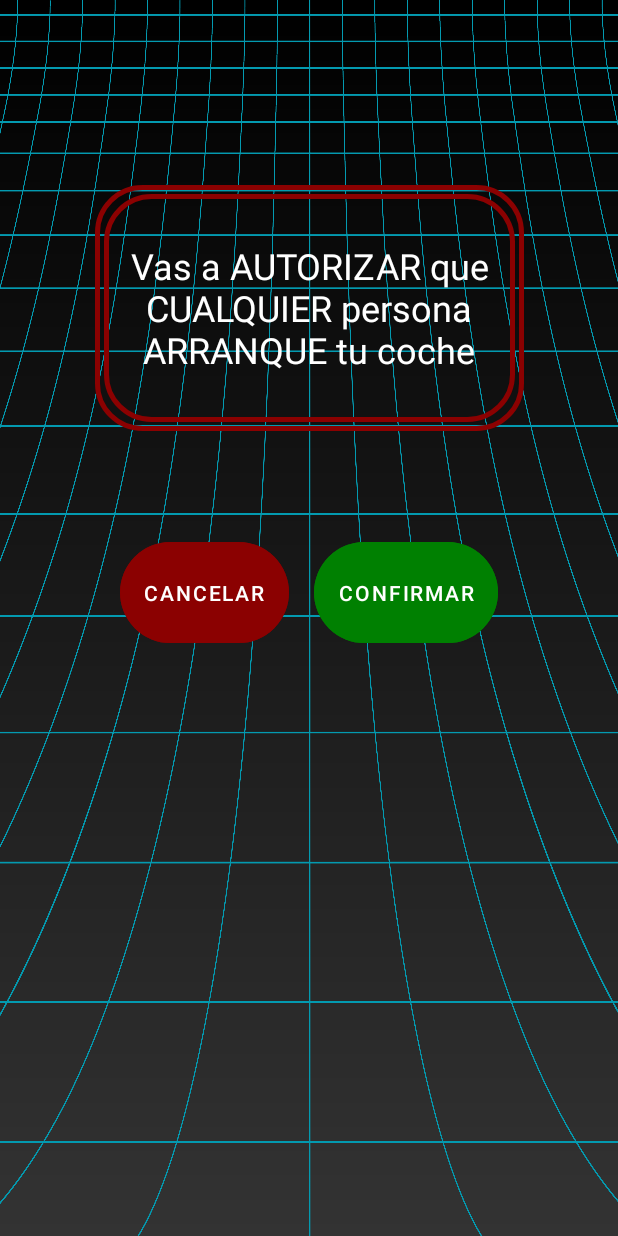
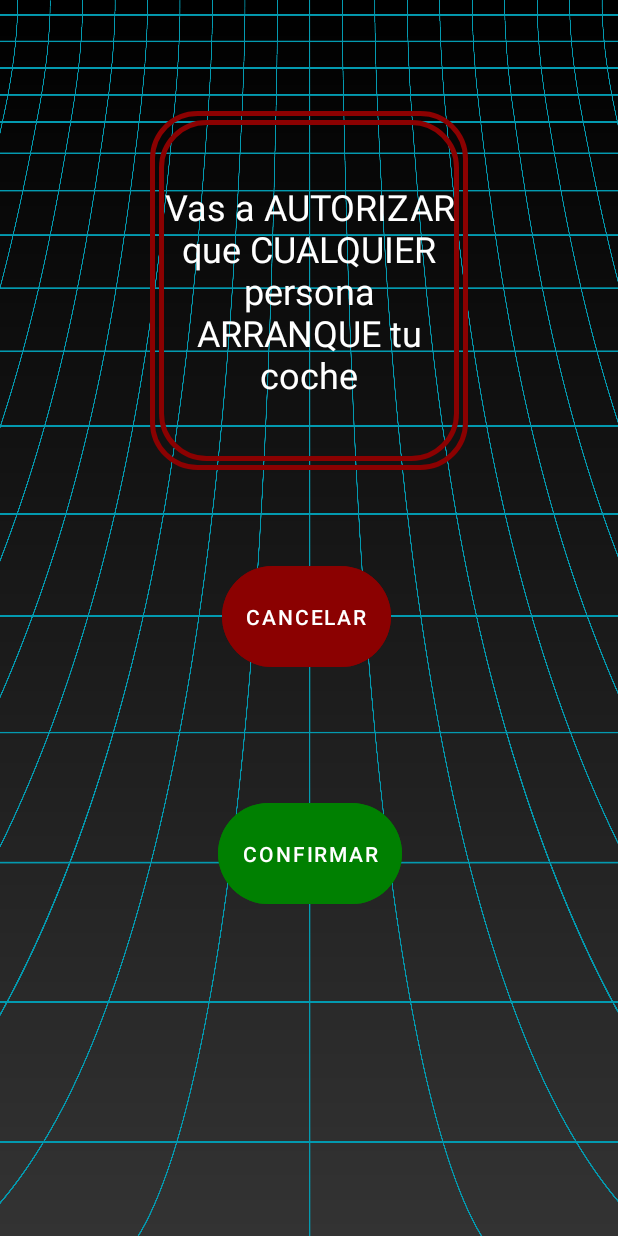
Before and after one commit to Esmecarbea/TFCCarlosFdezIESBarajas15, an Android app: the ModoTallerActivity screen opened directly, with no data from a screen before it, on a phone screen of 412 x 824 dp. Run offline under Robolectric (Android 15) with nearby library versions, the phone set to English and light mode, and no system bars.

Commit message:
fix: Punto restauración Todo Ok 20-03-25

```diff
--- a/app/src/main/res/layout/activity_modo_taller.xml
+++ b/app/src/main/res/layout/activity_modo_taller.xml
@@ -10,25 +10,27 @@
     <ImageView
         android:layout_width="0dp"
         android:layout_height="0dp"
+        android:contentDescription=""
         android:scaleType="fitXY"
         android:src="@drawable/fondo_rejilla"
-        android:contentDescription=""
         app:layout_constraintBottom_toBottomOf="parent"
         app:layout_constraintEnd_toEndOf="parent"
+        app:layout_constraintHorizontal_bias="1.0"
         app:layout_constraintStart_toStartOf="parent"
-        app:layout_constraintTop_toTopOf="parent" />
+        app:layout_constraintTop_toTopOf="parent"
+        app:layout_constraintVertical_bias="0.0" />
 
     <androidx.constraintlayout.widget.Guideline
         android:id="@+id/guideline_center"
         android:layout_width="wrap_content"
         android:layout_height="wrap_content"
         android:orientation="horizontal"
-        app:layout_constraintGuide_percent="0.15" />
+        app:layout_constraintGuide_percent="0.09" />
 
     <TextView
         android:id="@+id/texto_modo_taller"
-        android:layout_width="286dp"
-        android:layout_height="164dp"
+        android:layout_width="212dp"
+        android:layout_height="239dp"
         android:layout_marginStart="16dp"
         android:layout_marginEnd="16dp"
         android:background="@drawable/marco_texto"
@@ -44,7 +46,7 @@
         android:id="@+id/boton_cancelar"
         android:layout_width="wrap_content"
         android:layout_height="wrap_content"
-        android:layout_marginStart="80dp"
+        android:layout_marginStart="148dp"
         android:backgroundTint="@color/red"
         android:paddingVertical="24dp"
         android:text="@string/cancelar"
@@ -53,13 +55,13 @@
         app:layout_constraintBottom_toBottomOf="parent"
         app:layout_constraintStart_toStartOf="parent"
         app:layout_constraintTop_toBottomOf="@+id/texto_modo_taller"
-        app:layout_constraintVertical_bias="0.148" />
+        app:layout_constraintVertical_bias="0.135" />
 
     <com.google.android.material.button.MaterialButton
         android:id="@+id/boton_confirmar"
         android:layout_width="wrap_content"
         android:layout_height="wrap_content"
-        android:layout_marginEnd="80dp"
+        android:layout_marginEnd="144dp"
         android:backgroundTint="@color/green"
         android:paddingVertical="24dp"
         android:text="@string/confirmar"
@@ -67,7 +69,6 @@
         app:cornerRadius="500dp"
         app:layout_constraintBottom_toBottomOf="parent"
         app:layout_constraintEnd_toEndOf="parent"
-        app:layout_constraintTop_toBottomOf="@+id/texto_modo_taller"
-        app:layout_constraintVertical_bias="0.148" />
+        app:layout_constraintTop_toBottomOf="@+id/texto_modo_taller" />
 
 </androidx.constraintlayout.widget.ConstraintLayout>
```
